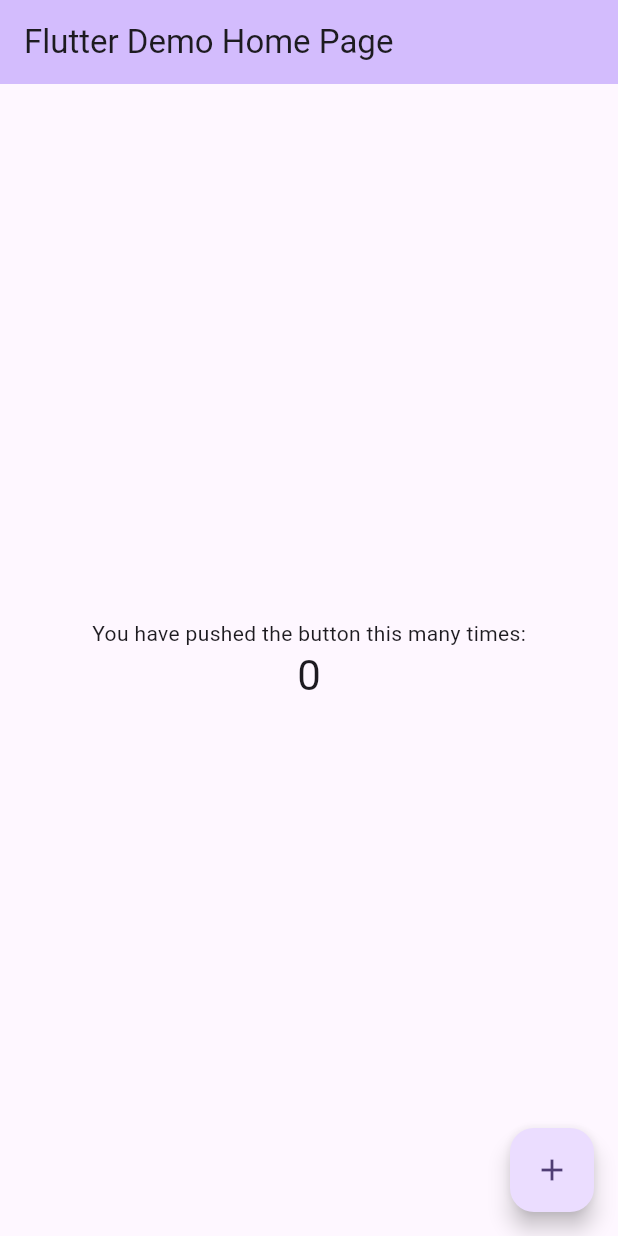
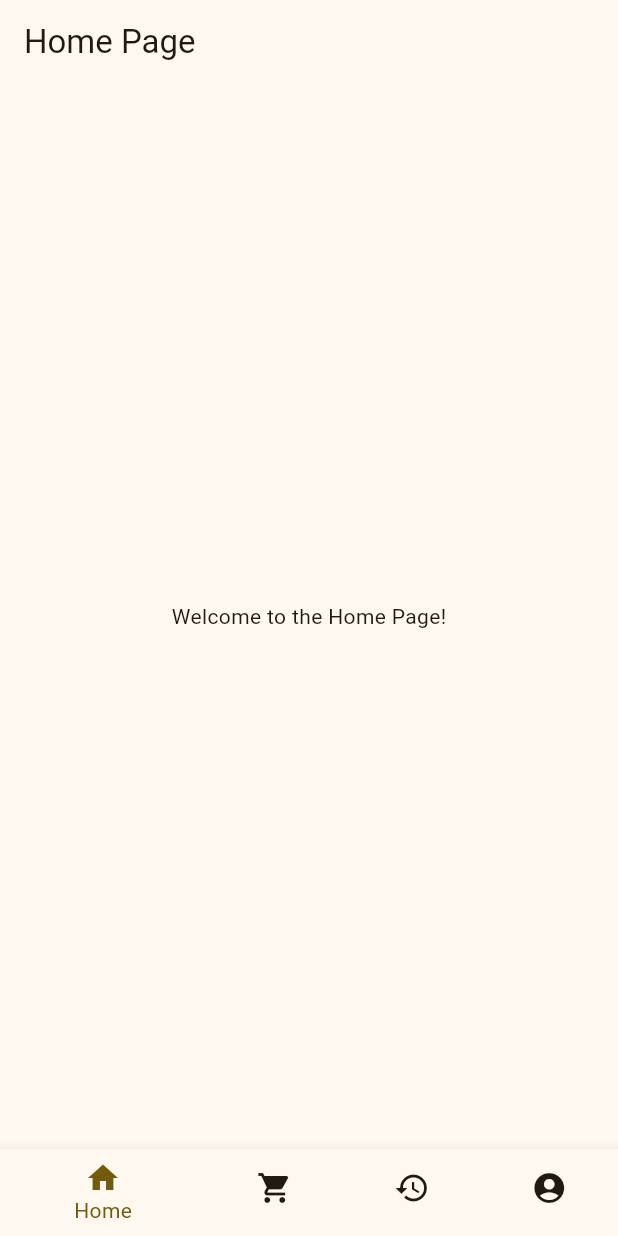
Before and after one commit to BananaLnwZa/ProjectGuay, a Flutter app: the screen it shows after launch, on a phone screen of 412 x 824 dp. Run offline on Flutter 3.47's test engine with Material 3 defaults, Android fonts, the phone set to English and light mode, and no system bars.

Commit message:
Mobile demo

```diff
--- a/frontend/mobile/lib/main.dart
+++ b/frontend/mobile/lib/main.dart
@@ -1,9 +1,16 @@
+//1
 import 'package:flutter/material.dart';
+import 'package:mobile/src/home.dart';
+import 'package:mobile/src/cart.dart';
+import 'package:mobile/src/history.dart';
+import 'package:mobile/src/account.dart';
 
+//2
 void main() {
   runApp(const MyApp());
 }
 
+//3
 class MyApp extends StatelessWidget {
   const MyApp({super.key});
 
@@ -11,41 +18,19 @@ class MyApp extends StatelessWidget {
   @override
   Widget build(BuildContext context) {
     return MaterialApp(
-      title: 'Flutter Demo',
+      debugShowCheckedModeBanner: false,
+      title: 'Project Guay Demo',
       theme: ThemeData(
-        // This is the theme of your application.
-        //
-        // TRY THIS: Try running your application with "flutter run". You'll see
-        // the application has a purple toolbar. Then, without quitting the app,
-        // try changing the seedColor in the colorScheme below to Colors.green
-        // and then invoke "hot reload" (save your changes or press the "hot
-        // reload" button in a Flutter-supported IDE, or press "r" if you used
-        // the command line to start the app).
-        //
-        // Notice that the counter didn't reset back to zero; the application
-        // state is not lost during the reload. To reset the state, use hot
-        // restart instead.
-        //
-        // This works for code too, not just values: Most code changes can be
-        // tested with just a hot reload.
-        colorScheme: ColorScheme.fromSeed(seedColor: Colors.deepPurple),
+        colorScheme: ColorScheme.fromSeed(seedColor: const Color.fromARGB(255, 252, 221, 131)),
       ),
-      home: const MyHomePage(title: 'Flutter Demo Home Page'),
+      home: const MyHomePage(title: 'Project Guay'),
     );
   }
 }
 
+//4
 class MyHomePage extends StatefulWidget {
   const MyHomePage({super.key, required this.title});
-
-  // This widget is the home page of your application. It is stateful, meaning
-  // that it has a State object (defined below) that contains fields that affect
-  // how it looks.
-
-  // This class is the configuration for the state. It holds the values (in this
-  // case the title) provided by the parent (in this case the App widget) and
-  // used by the build method of the State. Fields in a Widget subclass are
-  // always marked "final".
 
   final String title;
 
@@ -53,70 +38,57 @@ class MyHomePage extends StatefulWidget {
   State<MyHomePage> createState() => _MyHomePageState();
 }
 
+//5
 class _MyHomePageState extends State<MyHomePage> {
-  int _counter = 0;
+  int _selectedIndex = 0;
 
-  void _incrementCounter() {
+  final List<Widget> _pages = [
+    const HomePage(),
+    const CartPage(),
+    const HistoryPage(),
+    const AccountPage(),
+  ];
+
+  void _onItemTapped(int index) {
     setState(() {
-      // This call to setState tells the Flutter framework that something has
-      // changed in this State, which causes it to rerun the build method below
-      // so that the display can reflect the updated values. If we changed
-      // _counter without calling setState(), then the build method would not be
-      // called again, and so nothing would appear to happen.
-      _counter++;
+      _selectedIndex = index; // Update the counter to reflect the selected page
+    });
+  }
+
+  void setSelectedPage(int index) {
+    setState(() {
+      _selectedIndex = index;
     });
   }
 
   @override
   Widget build(BuildContext context) {
-    // This method is rerun every time setState is called, for instance as done
-    // by the _incrementCounter method above.
-    //
-    // The Flutter framework has been optimized to make rerunning build methods
-    // fast, so that you can just rebuild anything that needs updating rather
-    // than having to individually change instances of widgets.
     return Scaffold(
-      appBar: AppBar(
-        // TRY THIS: Try changing the color here to a specific color (to
-        // Colors.amber, perhaps?) and trigger a hot reload to see the AppBar
-        // change color while the other colors stay the same.
-        backgroundColor: Theme.of(context).colorScheme.inversePrimary,
-        // Here we take the value from the MyHomePage object that was created by
-        // the App.build method, and use it to set our appbar title.
-        title: Text(widget.title),
+      body: _pages[_selectedIndex],
+      bottomNavigationBar: BottomNavigationBar(
+        items: const <BottomNavigationBarItem>[
+          BottomNavigationBarItem(
+            icon: Icon(Icons.home),
+            label: 'Home',
+          ),
+          BottomNavigationBarItem(
+            icon: Icon(Icons.shopping_cart),
+            label: 'Cart',
+          ),
+          BottomNavigationBarItem(
+            icon: Icon(Icons.history),
+            label: 'History',
+          ),
+          BottomNavigationBarItem(
+            icon: Icon(Icons.account_circle),
+            label: 'Account',
+          ),
+        ],
+        currentIndex: _selectedIndex,
+        selectedItemColor: Theme.of(context).colorScheme.primary,
+        unselectedItemColor: Theme.of(context).colorScheme.onSurface,
+        onTap: _onItemTapped,
       ),
-      body: Center(
-        // Center is a layout widget. It takes a single child and positions it
-        // in the middle of the parent.
-        child: Column(
-          // Column is also a layout widget. It takes a list of children and
-          // arranges them vertically. By default, it sizes itself to fit its
-          // children horizontally, and tries to be as tall as its parent.
-          //
-          // Column has various properties to control how it sizes itself and
-          // how it positions its children. Here we use mainAxisAlignment to
-          // center the children vertically; the main axis here is the vertical
-          // axis because Columns are vertical (the cross axis would be
-          // horizontal).
-          //
-          // TRY THIS: Invoke "debug painting" (choose the "Toggle Debug Paint"
-          // action in the IDE, or press "p" in the console), to see the
-          // wireframe for each widget.
-          mainAxisAlignment: MainAxisAlignment.center,
-          children: <Widget>[
-            const Text('You have pushed the button this many times:'),
-            Text(
-              '$_counter',
-              style: Theme.of(context).textTheme.headlineMedium,
-            ),
-          ],
-        ),
-      ),
-      floatingActionButton: FloatingActionButton(
-        onPressed: _incrementCounter,
-        tooltip: 'Increment',
-        child: const Icon(Icons.add),
-      ), // This trailing comma makes auto-formatting nicer for build methods.
     );
   }
 }
--- /dev/null
+++ b/frontend/mobile/lib/src/home.dart
@@ -0,0 +1,27 @@
+import 'package:flutter/material.dart';
+
+class HomePage extends StatefulWidget{
+  const HomePage({Key? key}) : super(key: key);
+
+  @override
+  _HomePageState createState() => _HomePageState();
+}
+
+class _HomePageState extends State<HomePage> {
+  @override
+  Widget build(BuildContext context) {
+    return Scaffold(
+      appBar: AppBar(
+        title: const Text('Home Page'),
+      ),
+      body: Center(
+        child: Column(
+          mainAxisAlignment: MainAxisAlignment.center,
+          children: [
+            const Text('Welcome to the Home Page!'),
+          ],
+        )
+      ),
+    );
+  }
+}
```
Also changed, not shown: frontend/mobile/lib/src/account.dart (added, +27 -0 lines), frontend/mobile/lib/src/cart.dart (added, +27 -0 lines), frontend/mobile/lib/src/history.dart (added, +27 -0 lines).
